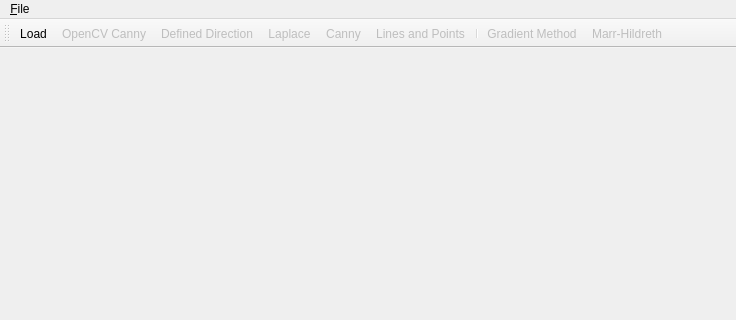
Old version of the form src/mainwindow.ui in the repository buzzcz/ZVI; both pictures show x 0 to 736 and y 0 to 320 of the 736 by 604 pixel window.
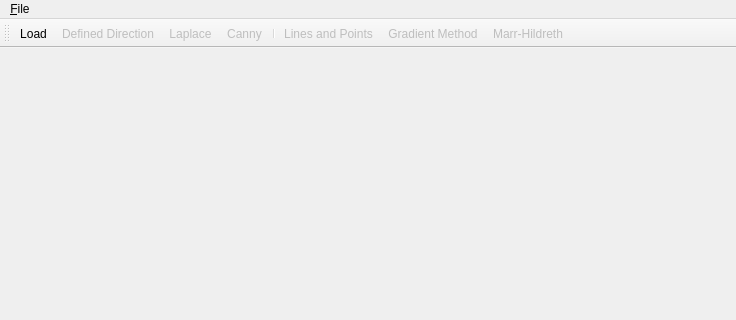
New version of the form.

Commit message: Removed OpenCV Canny

Diff of the .ui file:
```diff
--- a/src/mainwindow.ui
+++ b/src/mainwindow.ui
@@ -59,12 +59,11 @@
     <bool>false</bool>
    </attribute>
    <addaction name="action_Load"/>
-   <addaction name="actionOpenCVCanny"/>
    <addaction name="actionDefinedDirection"/>
    <addaction name="actionLaplace"/>
    <addaction name="actionCanny"/>
-   <addaction name="actionLines_and_Points"/>
    <addaction name="separator"/>
+   <addaction name="actionLines_and_Points"/>
    <addaction name="actionGradient_Method"/>
    <addaction name="actionMarr_Hildreth"/>
   </widget>
@@ -97,17 +96,6 @@
     <string>Ctrl+O</string>
    </property>
   </action>
-  <action name="actionOpenCVCanny">
-   <property name="enabled">
-    <bool>false</bool>
-   </property>
-   <property name="text">
-    <string>OpenCV Canny</string>
-   </property>
-   <property name="toolTip">
-    <string>Edge detection implemented in OpenCV - Canny</string>
-   </property>
-  </action>
   <action name="actionDefinedDirection">
    <property name="enabled">
     <bool>false</bool>
```
Left out of the diff: 2 changed lines with no effect on the pictures. The commit also changes 4 other files.
